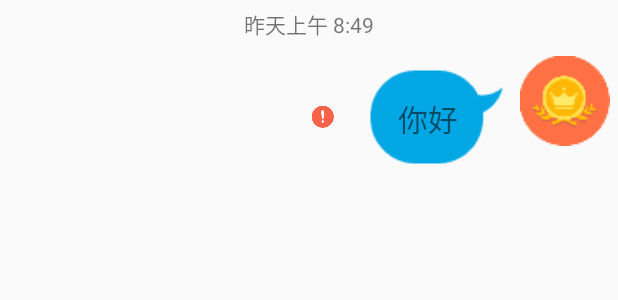
After one commit to SSSYoung/UESTCer, an Android app: the layout list_chat_item_send.xml on its own in the app's theme, with its tools: preview values and no code run, on a phone screen of 412 x 824 dp. The commit adds this screen. Shown: the top 300 px of the screen. Run offline under Robolectric (Android 15) with nearby library versions, the phone set to English and light mode, and no system bars.

```diff
--- a/app/build.gradle
+++ b/app/build.gradle
@@ -35,7 +35,6 @@ dependencies {
     compile files('libs/hyphenatechat_3.3.1.jar')
     compile 'com.jakewharton:butterknife:5.1.1'
     compile 'com.android.support:design:24.2.1'
-
     compile files('libs/org.apache.http.legacy.jar')
     compile files('libs/rxandroid-1.2.0.jar')
     compile files('libs/rxjava-1.1.6.jar')
@@ -47,4 +46,5 @@ dependencies {
     compile files('libs/fastjson.jar')
     compile files('libs/okhttp-2.6.0-leancloud.jar')
     compile files('libs/okio-1.6.0-leancloud.jar')
+    compile 'org.greenrobot:eventbus:3.0.0'
 }
--- /dev/null
+++ b/app/src/main/res/layout/list_chat_item_send.xml
@@ -0,0 +1,41 @@
+<?xml version="1.0" encoding="utf-8"?>
+<LinearLayout xmlns:android="http://schemas.android.com/apk/res/android"
+    android:layout_width="match_parent"
+    android:layout_height="wrap_content"
+    android:orientation="vertical">
+<TextView
+    android:id="@+id/tv_time"
+    android:layout_gravity="center_horizontal"
+    android:layout_width="wrap_content"
+    android:layout_height="wrap_content"
+    android:text="昨天上午 8:49"
+    android:layout_margin="5dp"/>
+    <RelativeLayout
+        android:layout_width="match_parent"
+        android:layout_height="wrap_content">
+        <ImageView
+            android:id="@+id/iv_avatar"
+            android:layout_width="60dp"
+            android:layout_height="60dp"
+            android:src="@mipmap/avatar7"
+            android:layout_alignParentRight="true"
+            android:layout_margin="5dp"/>
+        <TextView
+            android:id="@+id/tv_message"
+            android:layout_width="wrap_content"
+            android:layout_height="wrap_content"
+            android:text="你好"
+            android:textSize="20sp"
+            android:gravity="center_vertical"
+            android:layout_toLeftOf="@id/iv_avatar"
+            android:layout_marginLeft="5dp"
+            android:background="@drawable/send_msg_normal"/>
+        <ImageView
+            android:id="@+id/iv_state"
+            android:layout_width="wrap_content"
+            android:layout_height="wrap_content"
+            android:layout_centerVertical="true"
+            android:layout_toLeftOf="@id/tv_message"
+            android:src="@mipmap/msg_error" />
+    </RelativeLayout>
+</LinearLayout>
```
Also changed, not shown: app/src/main/java/test/example/com/uestcer/Adapter/ChatAdapter.java (added, +135 -0 lines), app/src/main/java/test/example/com/uestcer/MyApplication.java (+42 -2 lines), app/src/main/java/test/example/com/uestcer/event/ContactChangeEvent.java (added, +22 -0 lines), app/src/main/java/test/example/com/uestcer/presenter/ChatPresenter.java (added, +25 -0 lines), app/src/main/java/test/example/com/uestcer/presenter/impl/ChatPresenterImpl.java (added, +36 -0 lines), app/src/main/java/test/example/com/uestcer/presenter/impl/ContactPresenterImpl.java (+4 -0 lines), app/src/main/java/test/example/com/uestcer/view/ChatActivity.java (+114 -1 lines), app/src/main/java/test/example/com/uestcer/view/ChatView.java (added, +20 -0 lines), app/src/main/java/test/example/com/uestcer/view/ContactFragment.java (+21 -1 lines), app/src/main/res/layout/actvitity_chat.xml (added, +55 -0 lines), app/src/main/res/layout/list_chat_item.xml (added, +32 -0 lines).
